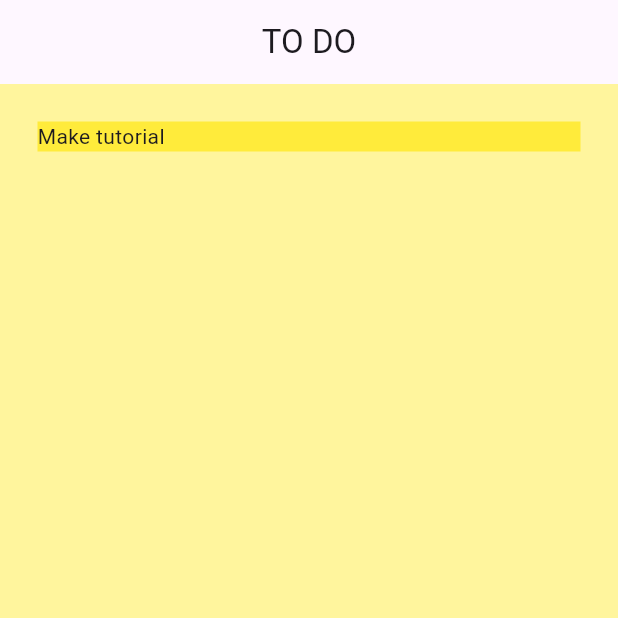
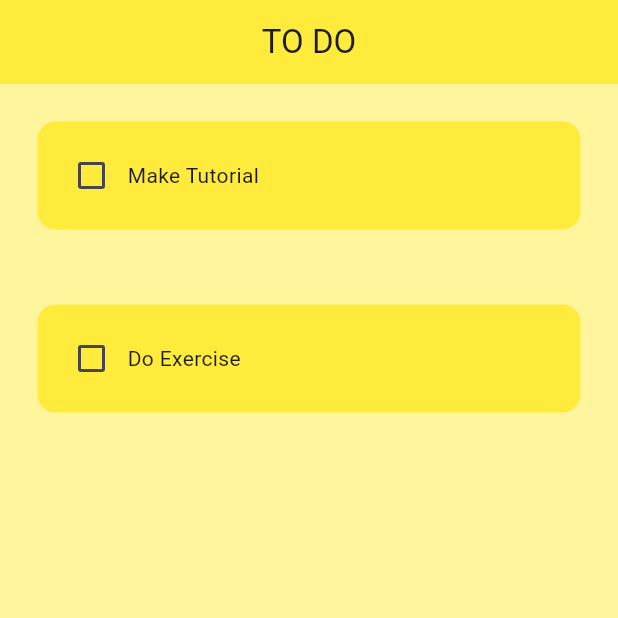
Before and after one commit to danirudayarathna/To-Do-App, a Flutter app: the screen it shows after launch, on a phone screen of 412 x 824 dp, the top half of it. Run offline on Flutter 3.47's test engine with Material 3 defaults, Android fonts, the phone set to English and light mode, and no system bars.

```diff
--- a/lib/main.dart
+++ b/lib/main.dart
@@ -10,10 +10,6 @@ class MyApp extends StatelessWidget {
 
   @override
   Widget build(BuildContext context) {
-    return MaterialApp(
-      debugShowCheckedModeBanner: false,
-      home: HomePage(),
-      theme: ThemeData(primarySwatch: Colors.yellow),
-    );
+    return MaterialApp(debugShowCheckedModeBanner: false, home: HomePage());
   }
 }
--- a/lib/pages/home_page.dart
+++ b/lib/pages/home_page.dart
@@ -9,12 +9,38 @@ class HomePage extends StatefulWidget {
 }
 
 class _HomePageState extends State<HomePage> {
+  List toDoList = [
+    ["Make Tutorial", false],
+    ["Do Exercise", false],
+  ];
+
+  // checkbox was tapped
+  void checkBoxChanged(bool? value, int index) {
+    setState(() {
+      toDoList[index][1] = !toDoList[index][1];
+    });
+  }
+
   @override
   Widget build(BuildContext context) {
     return Scaffold(
       backgroundColor: Colors.yellow[200],
-      appBar: AppBar(title: Center(child: Text("TO DO"))),
-      body: ListView(children: [ToDoTile()]),
+      appBar: AppBar(
+        title: Center(child: Text("TO DO")),
+        backgroundColor: Colors.yellow,
+      ),
+      body: ListView.builder(
+        itemCount: toDoList.length,
+        itemBuilder: (context, index) {
+          return ToDoTile(
+            taskName: toDoList[index][0],
+            taskCompleted: toDoList[index][1],
+            onChanged: (value) => checkBoxChanged(value, index),
+          );
+        },
+      ),
     );
   }
 }
+
+// Video Paused in 1:26:27
--- a/lib/util/todo_tile.dart
+++ b/lib/util/todo_tile.dart
@@ -1,15 +1,35 @@
 import 'package:flutter/material.dart';
 
 class ToDoTile extends StatelessWidget {
-  const ToDoTile({super.key});
+  final String taskName;
+  final bool taskCompleted;
+  Function(bool?)? onChanged;
+
+  ToDoTile({
+    super.key,
+    required this.taskName,
+    required this.taskCompleted,
+    required this.onChanged,
+  });
 
   @override
   Widget build(BuildContext context) {
     return Padding(
       padding: const EdgeInsets.all(25.0),
       child: Container(
-        child: Text("Make tutorial"),
-        decoration: BoxDecoration(color: Colors.yellow),
+        padding: EdgeInsets.all(12),
+        child: Row(
+          children: [
+            //CheckBox
+            Checkbox(value: taskCompleted, onChanged: onChanged),
+
+            Text(taskName),
+          ],
+        ),
+        decoration: BoxDecoration(
+          color: Colors.yellow,
+          borderRadius: BorderRadius.circular(12),
+        ),
       ),
     );
   }
```
